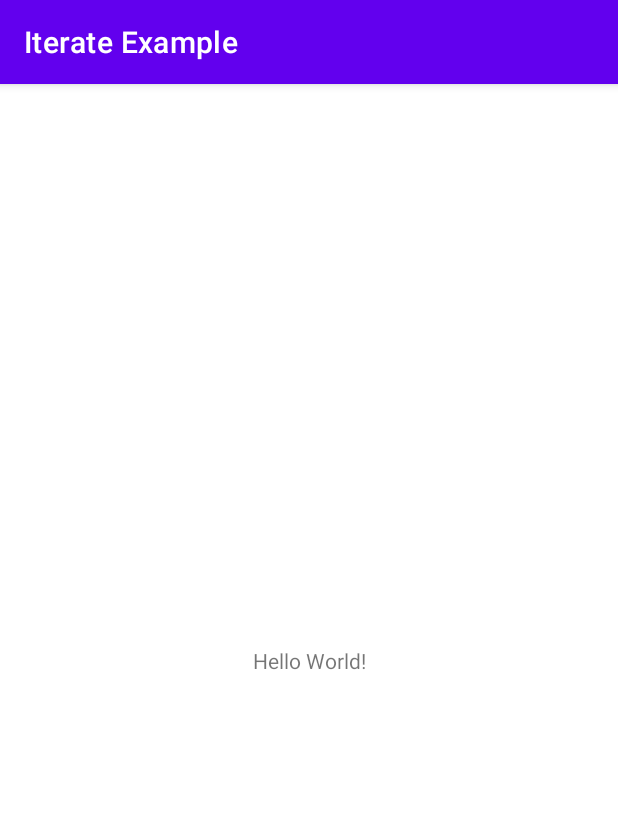
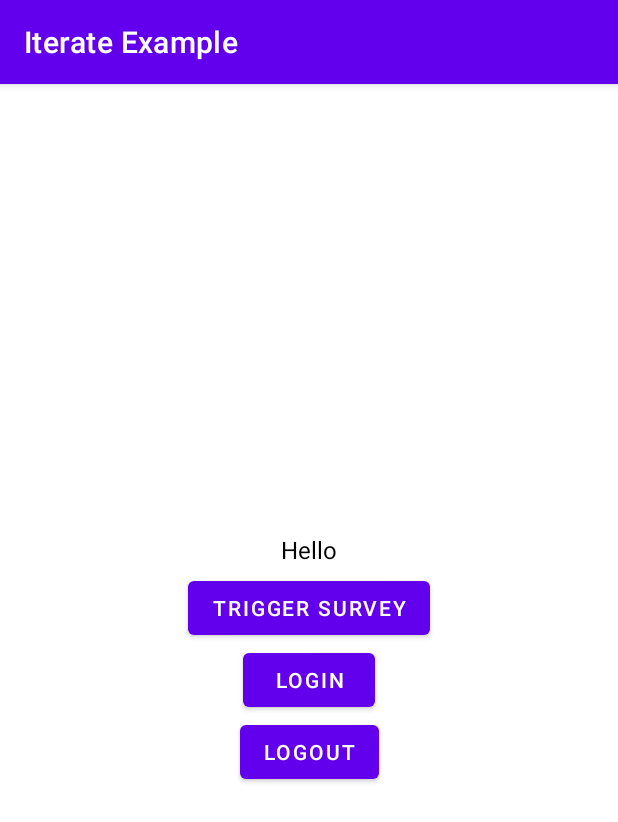
Before and after one commit to iteratehq/iterate-android, an Android app: the screen it shows after launch (MainActivity), on a phone screen of 412 x 824 dp. Shown: the top 822 px of the screen. Run offline under Robolectric (Android 15) with nearby library versions, the phone set to English and light mode, and no system bars; 3 statements that could not run were skipped.

Commit message:
Create a demo activity to show trigger survey, login, logout buttons

```diff
--- a/app/src/main/java/com/iteratehq/example/MainActivity.kt
+++ b/app/src/main/java/com/iteratehq/example/MainActivity.kt
@@ -1,11 +1,56 @@
 package com.iteratehq.example
 
+import android.os.Bundle
 import androidx.appcompat.app.AppCompatActivity
-import android.os.Bundle
+import com.iteratehq.example.databinding.ActivityMainBinding
+import com.iteratehq.iterate.Iterate
+import com.iteratehq.iterate.model.EventTraits
+import com.iteratehq.iterate.model.UserTraits
+import java.util.*
 
 class MainActivity : AppCompatActivity() {
+
+    private lateinit var binding: ActivityMainBinding
+
     override fun onCreate(savedInstanceState: Bundle?) {
         super.onCreate(savedInstanceState)
-        setContentView(R.layout.activity_main)
+        binding = ActivityMainBinding.inflate(layoutInflater)
+        setContentView(binding.root)
+        setupButtonHandlers()
+
+        // TODO: implement Iterate.onResponse, Iterate.onEvent, Iterate.preview
+
+        Iterate.init(this, API_KEY)
+    }
+
+    private fun setupButtonHandlers() {
+        binding.btnTriggerSurvey.setOnClickListener {
+
+            Iterate.sendEvent(
+                "show-survey-button-tapped",
+                EventTraits("currentTime" to Date().time),
+                supportFragmentManager
+            )
+        }
+
+        binding.btnLogin.setOnClickListener {
+            Iterate.identify(
+                UserTraits(
+                    "external_id" to EXTERNAL_ID,
+                    "email" to EMAIL
+                )
+            )
+        }
+
+        binding.btnLogout.setOnClickListener {
+            Iterate.reset()
+        }
+    }
+
+    companion object {
+        private const val EXTERNAL_ID = "user-123"
+        private const val EMAIL = "exampl@email.com"
+        private const val API_KEY =
+            "eyJhbGciOiJIUzI1NiIsInR5cCI6IkpXVCJ9.eyJjb21wYW55X2lkIjoiNWRmZTM2OGEwOWI2ZWYwMDAxYjNlNjE4IiwiaWF0IjoxNTc2OTQxMTk0fQ.QBWr2goMwOngVhi6wY9sdFAKEvBGmn-JRDKstVMFh6M"
     }
 }
--- a/app/src/main/res/layout/activity_main.xml
+++ b/app/src/main/res/layout/activity_main.xml
@@ -7,12 +7,47 @@
     tools:context=".MainActivity">
 
     <TextView
+        android:id="@+id/txt_hello"
         android:layout_width="wrap_content"
         android:layout_height="wrap_content"
-        android:text="Hello World!"
+        android:layout_marginBottom="4dp"
+        android:text="@string/hello"
+        android:textColor="@color/black"
+        android:textSize="16sp"
+        app:layout_constraintBottom_toTopOf="@id/btn_trigger_survey"
+        app:layout_constraintLeft_toLeftOf="parent"
+        app:layout_constraintRight_toRightOf="parent"
+        app:layout_constraintTop_toTopOf="parent"
+        app:layout_constraintVertical_chainStyle="packed" />
+
+    <Button
+        android:id="@+id/btn_trigger_survey"
+        android:layout_width="wrap_content"
+        android:layout_height="wrap_content"
+        android:text="@string/trigger_survey"
+        app:layout_constraintBottom_toTopOf="@id/btn_login"
+        app:layout_constraintLeft_toLeftOf="parent"
+        app:layout_constraintRight_toRightOf="parent"
+        app:layout_constraintTop_toBottomOf="@id/txt_hello" />
+
+    <Button
+        android:id="@+id/btn_login"
+        android:layout_width="wrap_content"
+        android:layout_height="wrap_content"
+        android:text="@string/login"
+        app:layout_constraintBottom_toTopOf="@id/btn_logout"
+        app:layout_constraintLeft_toLeftOf="parent"
+        app:layout_constraintRight_toRightOf="parent"
+        app:layout_constraintTop_toBottomOf="@id/btn_trigger_survey" />
+
+    <Button
+        android:id="@+id/btn_logout"
+        android:layout_width="wrap_content"
+        android:layout_height="wrap_content"
+        android:text="@string/logout"
         app:layout_constraintBottom_toBottomOf="parent"
         app:layout_constraintLeft_toLeftOf="parent"
         app:layout_constraintRight_toRightOf="parent"
-        app:layout_constraintTop_toTopOf="parent" />
+        app:layout_constraintTop_toBottomOf="@id/btn_login" />
 
 </androidx.constraintlayout.widget.ConstraintLayout>
--- a/app/src/main/res/values/strings.xml
+++ b/app/src/main/res/values/strings.xml
@@ -1,3 +1,7 @@
 <resources>
     <string name="app_name">Iterate Example</string>
+    <string name="hello">Hello</string>
+    <string name="trigger_survey">Trigger Survey</string>
+    <string name="login">Login</string>
+    <string name="logout">Logout</string>
 </resources>
--- a/iterate/build.gradle
+++ b/iterate/build.gradle
@@ -35,9 +35,9 @@ android {
 dependencies {
 
     implementation 'androidx.appcompat:appcompat:1.3.0'
-    implementation 'androidx.core:core-ktx:1.5.0'
+    implementation 'androidx.core:core-ktx:1.6.0'
     implementation 'androidx.security:security-crypto:1.1.0-alpha03'
-    implementation 'com.google.android.material:material:1.3.0'
+    implementation 'com.google.android.material:material:1.4.0'
     implementation 'com.google.code.gson:gson:2.8.7'
     implementation 'org.jetbrains.kotlin:kotlin-stdlib:1.5.20'
     implementation 'org.jetbrains.kotlinx:kotlinx-coroutines-android:1.5.0'
```
Also changed, not shown: app/build.gradle (+5 -2 lines), iterate/src/main/java/com/iteratehq/iterate/Iterate.kt (+26 -6 lines).
